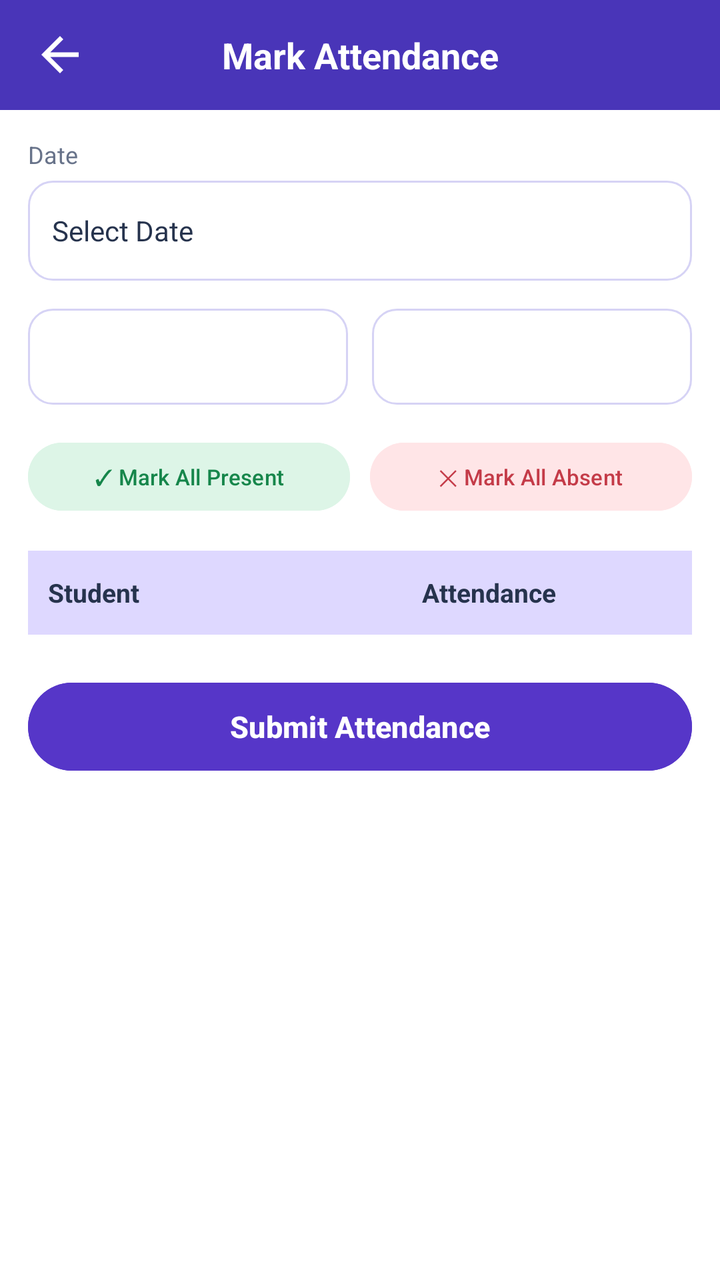
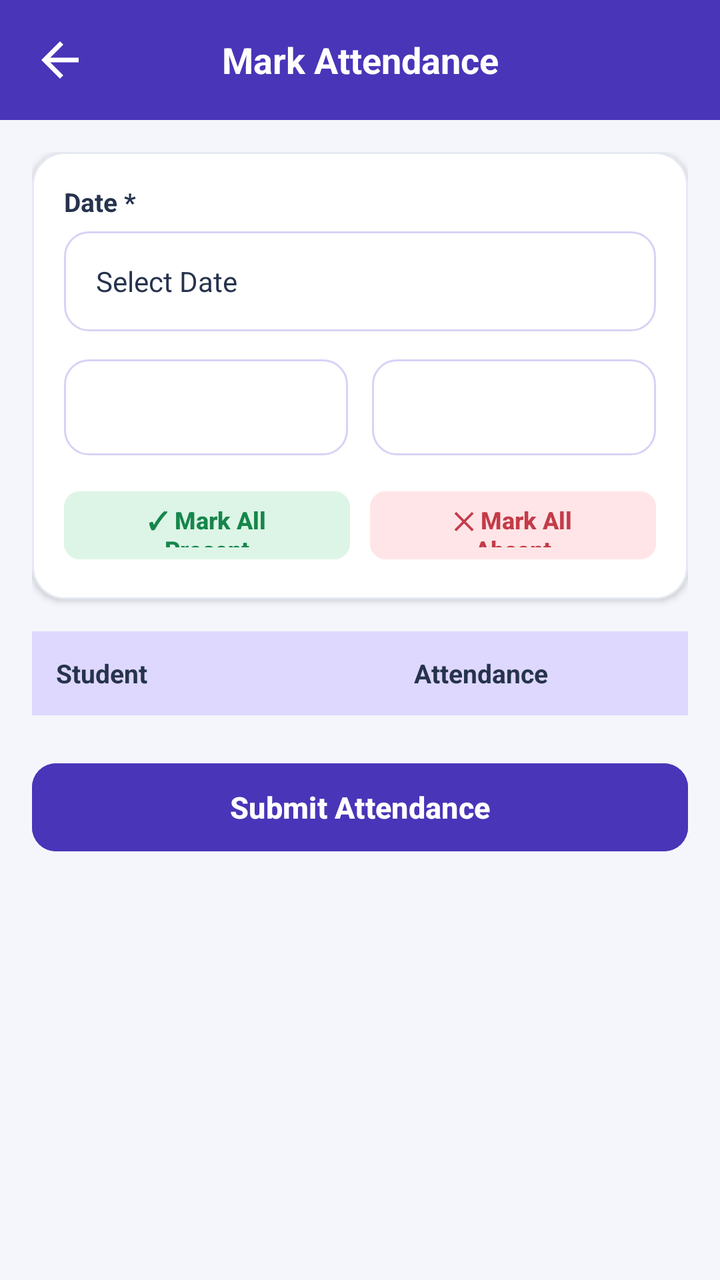

Screens rendered from an Android XML layout before and after an edit, with the pre-edit source and the edit as a unified diff.
<!-- AndroidManifest.xml: application theme Theme.TrackPoint -->
<!-- res/layout/activity_mark_attendance.xml -->
<?xml version="1.0" encoding="utf-8"?>
<androidx.constraintlayout.widget.ConstraintLayout
    xmlns:android="http://schemas.android.com/apk/res/android"
    xmlns:app="http://schemas.android.com/apk/res-auto"
    android:layout_width="match_parent"
    android:layout_height="match_parent"
    android:background="#4935B8"
    android:fitsSystemWindows="true">

    
    <LinearLayout
        android:id="@+id/header"
        android:layout_width="match_parent"
        android:layout_height="55dp"
        android:orientation="horizontal"
        android:gravity="center_vertical"
        android:paddingStart="16dp"
        android:paddingEnd="16dp"
        android:background="#4935B8"
        app:layout_constraintTop_toTopOf="parent">

        <ImageView
            android:id="@+id/btnBack"
            android:layout_width="28dp"
            android:layout_height="28dp"
            android:src="@drawable/back_symbol"
            app:tint="#FFFFFF"
            android:contentDescription="Back"/>

        <TextView
            android:layout_width="0dp"
            android:layout_height="wrap_content"
            android:layout_weight="1"
            android:text="Mark Attendance"
            android:textColor="#FFFFFF"
            android:textSize="18sp"
            android:textStyle="bold"
            android:gravity="center"/>

        <View
            android:layout_width="28dp"
            android:layout_height="28dp"/>

    </LinearLayout>

    
    <ScrollView
        android:layout_width="match_parent"
        android:layout_height="0dp"
        android:fillViewport="true"
        android:padding="14dp"
        android:background="#FFFFFF"
        app:layout_constraintTop_toBottomOf="@id/header"
        app:layout_constraintBottom_toBottomOf="parent">

        <LinearLayout
            android:layout_width="match_parent"
            android:layout_height="wrap_content"
            android:orientation="vertical">

            
            <TextView
                android:layout_width="wrap_content"
                android:layout_height="wrap_content"
                android:text="Date"
                android:textColor="#68738A"
                android:textSize="12sp"/>

            
            <TextView
                android:id="@+id/tvAttendanceDate"
                android:layout_width="match_parent"
                android:layout_height="50dp"
                android:layout_marginTop="5dp"
                android:layout_marginBottom="14dp"
                android:gravity="center_vertical"
                android:padding="12dp"
                android:background="@drawable/input_box"
                android:text="Select Date"
                android:textColor="#26334D"
                android:textSize="14sp"/>

            
            <LinearLayout
                android:layout_width="match_parent"
                android:layout_height="48dp"
                android:orientation="horizontal"
                android:layout_marginBottom="15dp">

                <Spinner
                    android:id="@+id/spYear"
                    android:layout_width="0dp"
                    android:layout_height="match_parent"
                    android:layout_weight="1"
                    android:layout_marginEnd="6dp"
                    android:background="@drawable/input_box"/>

                <Spinner
                    android:id="@+id/spSection"
                    android:layout_width="0dp"
                    android:layout_height="match_parent"
                    android:layout_weight="1"
                    android:layout_marginStart="6dp"
                    android:background="@drawable/input_box"/>

            </LinearLayout>

            
            <LinearLayout
                android:layout_width="match_parent"
                android:layout_height="42dp"
                android:orientation="horizontal"
                android:layout_marginBottom="16dp">

                <Button
                    android:id="@+id/btnAllPresent"
                    android:layout_width="0dp"
                    android:layout_height="match_parent"
                    android:layout_weight="1"
                    android:layout_marginEnd="5dp"
                    android:text="✓ Mark All Present"
                    android:textAllCaps="false"
                    android:textSize="11sp"
                    android:textColor="#16864B"
                    android:backgroundTint="#DDF5E7"
                    android:minHeight="0dp"
                    android:minWidth="0dp"/>

                <Button
                    android:id="@+id/btnAllAbsent"
                    android:layout_width="0dp"
                    android:layout_height="match_parent"
                    android:layout_weight="1"
                    android:layout_marginStart="5dp"
                    android:text="✕ Mark All Absent"
                    android:textAllCaps="false"
                    android:textSize="11sp"
                    android:textColor="#C43B48"
                    android:backgroundTint="#FFE5E7"
                    android:minHeight="0dp"
                    android:minWidth="0dp"/>

            </LinearLayout>

            
            <LinearLayout
                android:layout_width="match_parent"
                android:layout_height="42dp"
                android:orientation="horizontal"
                android:gravity="center_vertical"
                android:padding="10dp"
                android:background="#DED8FF">

                <TextView
                    android:layout_width="0dp"
                    android:layout_height="wrap_content"
                    android:layout_weight="1"
                    android:text="Student"
                    android:textColor="#26334D"
                    android:textStyle="bold"
                    android:textSize="13sp"/>

                <TextView
                    android:layout_width="125dp"
                    android:layout_height="wrap_content"
                    android:text="Attendance"
                    android:textColor="#26334D"
                    android:textStyle="bold"
                    android:textSize="13sp"/>

            </LinearLayout>

            
            <LinearLayout
                android:id="@+id/attendanceList"
                android:layout_width="match_parent"
                android:layout_height="wrap_content"
                android:orientation="vertical"/>

            
            <Button
                android:id="@+id/btnSubmitAttendance"
                android:layout_width="match_parent"
                android:layout_height="52dp"
                android:layout_marginTop="20dp"
                android:layout_marginBottom="20dp"
                android:text="Submit Attendance"
                android:textAllCaps="false"
                android:textColor="#FFFFFF"
                android:textSize="15sp"
                android:textStyle="bold"
                android:backgroundTint="#5636C8"/>

        </LinearLayout>

    </ScrollView>

</androidx.constraintlayout.widget.ConstraintLayout>
<!-- resources referenced by this layout -->
<resources>
  <!-- drawable back_symbol (drawable) -->
  <vector xmlns:android="http://schemas.android.com/apk/res/android" android:autoMirrored="true" android:height="24dp" android:tint="#000000" android:viewportHeight="24" android:viewportWidth="24" android:width="24dp">
        
      <path android:fillColor="@android:color/white" android:pathData="M20,11H7.83l5.59,-5.59L12,4l-8,8 8,8 1.41,-1.41L7.83,13H20v-2z"/>
      
  </vector>
  <!-- drawable input_box (drawable) -->
  <?xml version="1.0" encoding="utf-8"?>
  <shape xmlns:android="http://schemas.android.com/apk/res/android"
      android:shape="rectangle">
  
      <solid android:color="#FFFFFF" />
  
      <stroke
          android:width="1dp"
          android:color="#D6D3F5" />
  
      <corners android:radius="12dp" />
  
      <padding
          android:left="12dp"
          android:right="12dp"
          android:top="4dp"
          android:bottom="4dp" />
  
  </shape>
  <style name="Theme.TrackPoint" parent="Base.Theme.TrackPoint" />
  <style name="Base.Theme.TrackPoint" parent="Theme.Material3.DayNight.NoActionBar">
          
          
      </style>
</resources>

<!-- the commit's change to res/layout/activity_mark_attendance.xml (unified diff, before → after) -->
@@ -11,7 +11,7 @@
     <LinearLayout
         android:id="@+id/header"
         android:layout_width="match_parent"
-        android:layout_height="55dp"
+        android:layout_height="60dp"
         android:orientation="horizontal"
         android:gravity="center_vertical"
         android:paddingStart="16dp"
@@ -48,8 +48,8 @@
         android:layout_width="match_parent"
         android:layout_height="0dp"
         android:fillViewport="true"
-        android:padding="14dp"
-        android:background="#FFFFFF"
+        android:padding="16dp"
+        android:background="#F5F6FC"
         app:layout_constraintTop_toBottomOf="@id/header"
         app:layout_constraintBottom_toBottomOf="parent">
 
@@ -59,86 +59,107 @@
             android:orientation="vertical">
 
             
-            <TextView
-                android:layout_width="wrap_content"
+            <LinearLayout
+                android:layout_width="match_parent"
                 android:layout_height="wrap_content"
-                android:text="Date"
-                android:textColor="#68738A"
-                android:textSize="12sp"/>
-
-            
-            <TextView
-                android:id="@+id/tvAttendanceDate"
-                android:layout_width="match_parent"
-                android:layout_height="50dp"
-                android:layout_marginTop="5dp"
-                android:layout_marginBottom="14dp"
-                android:gravity="center_vertical"
-                android:padding="12dp"
-                android:background="@drawable/input_box"
-                android:text="Select Date"
-                android:textColor="#26334D"
-                android:textSize="14sp"/>
-
-            
-            <LinearLayout
-                android:layout_width="match_parent"
-                android:layout_height="48dp"
-                android:orientation="horizontal"
-                android:layout_marginBottom="15dp">
-
-                <Spinner
-                    android:id="@+id/spYear"
-                    android:layout_width="0dp"
-                    android:layout_height="match_parent"
-                    android:layout_weight="1"
-                    android:layout_marginEnd="6dp"
-                    android:background="@drawable/input_box"/>
-
-                <Spinner
-                    android:id="@+id/spSection"
-                    android:layout_width="0dp"
-                    android:layout_height="match_parent"
-                    android:layout_weight="1"
-                    android:layout_marginStart="6dp"
-                    android:background="@drawable/input_box"/>
-
-            </LinearLayout>
-
-            
-            <LinearLayout
-                android:layout_width="match_parent"
-                android:layout_height="42dp"
-                android:orientation="horizontal"
+                android:orientation="vertical"
+                android:padding="16dp"
+                android:background="@drawable/action_card"
+                android:elevation="2dp"
                 android:layout_marginBottom="16dp">
 
-                <Button
-                    android:id="@+id/btnAllPresent"
-                    android:layout_width="0dp"
-                    android:layout_height="match_parent"
-                    android:layout_weight="1"
-                    android:layout_marginEnd="5dp"
-                    android:text="✓ Mark All Present"
-                    android:textAllCaps="false"
-                    android:textSize="11sp"
-                    android:textColor="#16864B"
-                    android:backgroundTint="#DDF5E7"
-                    android:minHeight="0dp"
-                    android:minWidth="0dp"/>
-
-                <Button
-                    android:id="@+id/btnAllAbsent"
-                    android:layout_width="0dp"
-                    android:layout_height="match_parent"
-                    android:layout_weight="1"
-                    android:layout_marginStart="5dp"
-                    android:text="✕ Mark All Absent"
-                    android:textAllCaps="false"
-                    android:textSize="11sp"
-                    android:textColor="#C43B48"
-                    android:backgroundTint="#FFE5E7"
-                    android:minHeight="0dp"
-                    android:minWidth="0dp"/>
+                
+                <TextView
+                    android:layout_width="wrap_content"
+                    android:layout_height="wrap_content"
+                    android:text="Date *"
+                    android:textColor="#26334D"
+                    android:textStyle="bold"
+                    android:textSize="13sp"/>
+
+                
+                <TextView
+                    android:id="@+id/tvAttendanceDate"
+                    android:layout_width="match_parent"
+                    android:layout_height="50dp"
+                    android:gravity="center_vertical"
+                    android:paddingStart="16dp"
+                    android:paddingEnd="16dp"
+                    android:layout_marginTop="6dp"
+                    android:layout_marginBottom="14dp"
+                    android:background="@drawable/input_box"
+                    android:text="Select Date"
+                    android:textColor="#26334D"
+                    android:textSize="14sp"/>
+
+                
+                <LinearLayout
+                    android:layout_width="match_parent"
+                    android:layout_height="48dp"
+                    android:orientation="horizontal"
+                    android:layout_marginBottom="14dp">
+
+                    <Spinner
+                        android:id="@+id/spYear"
+                        android:layout_width="0dp"
+                        android:layout_height="match_parent"
+                        android:layout_weight="1"
+                        android:layout_marginEnd="6dp"
+                        android:background="@drawable/input_box"
+                        android:paddingStart="8dp"
+                        android:paddingEnd="8dp"/>
+
+                    <Spinner
+                        android:id="@+id/spSection"
+                        android:layout_width="0dp"
+                        android:layout_height="match_parent"
+                        android:layout_weight="1"
+                        android:layout_marginStart="6dp"
+                        android:background="@drawable/input_box"
+                        android:paddingStart="8dp"
+                        android:paddingEnd="8dp"/>
+
+                </LinearLayout>
+
+                
+                <LinearLayout
+                    android:layout_width="match_parent"
+                    android:layout_height="42dp"
+                    android:orientation="horizontal">
+
+                    <Button
+                        android:id="@+id/btnAllPresent"
+                        android:layout_width="0dp"
+                        android:layout_height="match_parent"
+                        android:layout_weight="1"
+                        android:layout_marginEnd="5dp"
+                        android:text="✓ Mark All Present"
+                        android:textAllCaps="false"
+                        android:textSize="12sp"
+                        android:textStyle="bold"
+                        android:textColor="#16864B"
+                        android:backgroundTint="#DDF5E7"
+                        android:minHeight="0dp"
+                        android:minWidth="0dp"
+                        app:cornerRadius="8dp"/>
+
+                    <Button
+                        android:id="@+id/btnAllAbsent"
+                        android:layout_width="0dp"
+                        android:layout_height="match_parent"
+                        android:layout_weight="1"
+                        android:layout_marginStart="5dp"
+                        android:text="✕ Mark All Absent"
+                        android:textAllCaps="false"
+                        android:textSize="12sp"
+                        android:textStyle="bold"
+                        android:textColor="#C43B48"
+                        android:backgroundTint="#FFE5E7"
+                        android:minHeight="0dp"
+                        android:minWidth="0dp"
+                        app:cornerRadius="8dp"/>
+
+                </LinearLayout>
 
             </LinearLayout>
 
@@ -148,7 +169,8 @@
                 android:layout_height="42dp"
                 android:orientation="horizontal"
                 android:gravity="center_vertical"
-                android:padding="10dp"
+                android:paddingStart="12dp"
+                android:paddingEnd="12dp"
                 android:background="#DED8FF">
 
                 <TextView
@@ -189,7 +211,8 @@
                 android:textColor="#FFFFFF"
                 android:textSize="15sp"
                 android:textStyle="bold"
-                android:backgroundTint="#5636C8"/>
+                android:backgroundTint="#4935B8"
+                app:cornerRadius="12dp"/>
 
         </LinearLayout>
 
<!-- resource entries referenced after the edit -->
@@ -1,5 +1,11 @@
 <!-- resources referenced by this layout -->
 <resources>
+  <!-- drawable action_card (drawable) -->
+  <shape xmlns:android="http://schemas.android.com/apk/res/android">
+      <solid android:color="#FFFFFF"/>
+      <stroke android:width="1dp" android:color="#E6E9F2"/>
+      <corners android:radius="16dp"/>
+  </shape>
   <!-- drawable back_symbol (drawable) -->
   <vector xmlns:android="http://schemas.android.com/apk/res/android" android:autoMirrored="true" android:height="24dp" android:tint="#000000" android:viewportHeight="24" android:viewportWidth="24" android:width="24dp">
         
